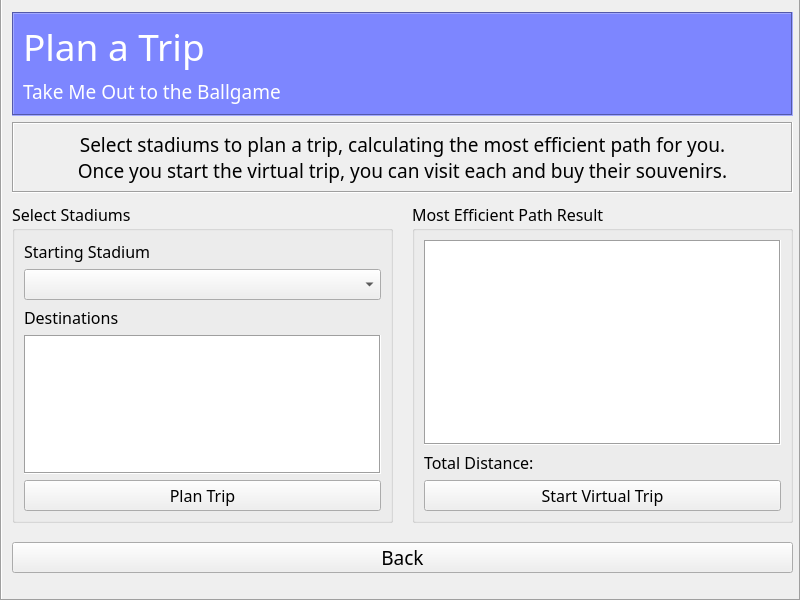
RSpeckles/Baseball, file mainwindow.ui: the form before one commit.
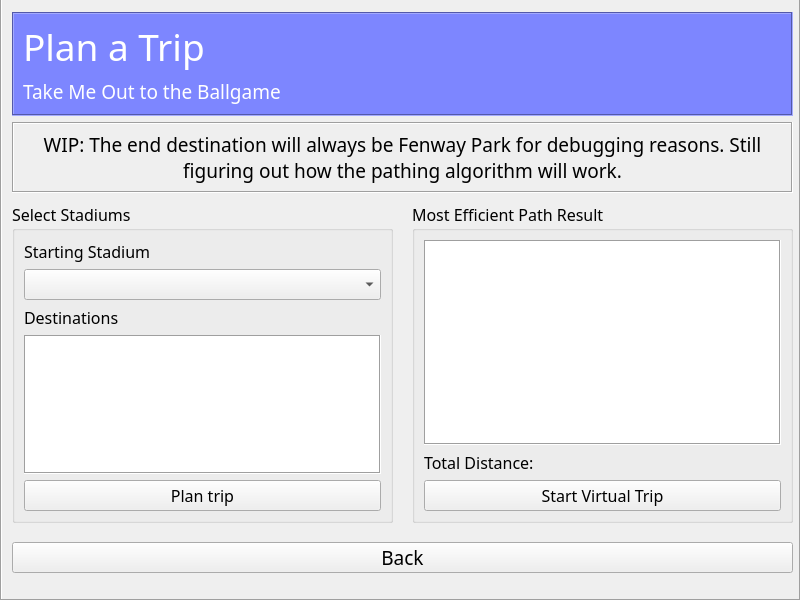
The form after the commit. The open tabs and pages were chosen to show the change.

The edit to the form file:
```diff
--- a/mainwindow.ui
+++ b/mainwindow.ui
@@ -673,8 +673,7 @@
        <number>1</number>
       </property>
       <property name="text">
-       <string>Select stadiums to plan a trip, calculating the most efficient path for you. 
-Once you start the virtual trip, you can visit each and buy their souvenirs.</string>
+       <string>WIP: The end destination will always be Fenway Park for debugging reasons. Still figuring out how the pathing algorithm will work.</string>
       </property>
       <property name="scaledContents">
        <bool>false</bool>
@@ -875,7 +874,7 @@
        <item row="7" column="0" colspan="2">
         <widget class="QPushButton" name="buttonPlanTrip">
          <property name="text">
-          <string>Plan Trip</string>
+          <string>Plan trip</string>
          </property>
         </widget>
        </item>
```
